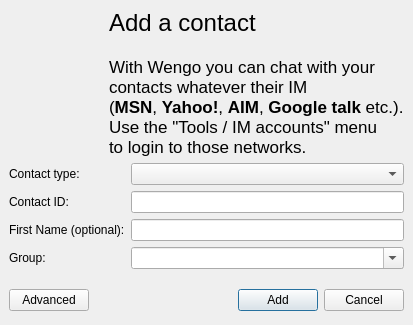
tkrotoff/WengoPhone, file wengophone/src/presentation/qt/imcontact/SimpleAddIMContact.ui: the form before one commit.
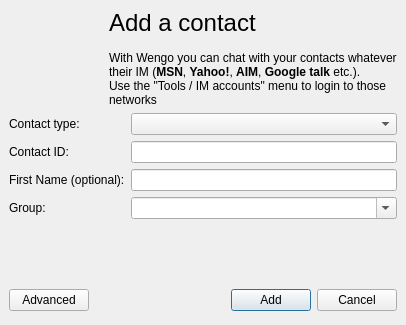
The form after the commit. Icons and pictures are not drawn.

Patch:
```diff
--- a/wengophone/src/presentation/qt/imcontact/SimpleAddIMContact.ui
+++ b/wengophone/src/presentation/qt/imcontact/SimpleAddIMContact.ui
@@ -436,7 +436,7 @@
       </palette>
      </property>
      <property name="text" >
-      <string>&lt;html>&lt;head>&lt;meta name="qrichtext" content="1" />&lt;/head>&lt;body style=" white-space: pre-wrap; font-family:Lucida Grande; font-size:13pt; font-weight:400; font-style:normal; text-decoration:none;">&lt;p style=" margin-top:0px; margin-bottom:0px; margin-left:0px; margin-right:0px; -qt-block-indent:0; text-indent:0px;">&lt;span style=" font-size:18pt;">Add a contact&lt;/span>&lt;br />&lt;br />With Wengo you can chat with your&lt;/p>&lt;p style=" margin-top:0px; margin-bottom:0px; margin-left:0px; margin-right:0px; -qt-block-indent:0; text-indent:0px;">contacts whatever their IM&lt;br />(&lt;span style=" font-weight:600;">MSN&lt;/span>, &lt;span style=" font-weight:600;">Yahoo!&lt;/span>, &lt;span style=" font-weight:600;">AIM&lt;/span>, &lt;span style=" font-weight:600;">Google talk&lt;/span> etc.).&lt;br />Use the "Tools / IM accounts" menu &lt;/p>&lt;p style=" margin-top:0px; margin-bottom:0px; margin-left:0px; margin-right:0px; -qt-block-indent:0; text-indent:0px;">to login to those networks.&lt;/p>&lt;/body>&lt;/html></string>
+      <string>&lt;span style="font-size:18pt;">Add a contact&lt;/span>&lt;br>&lt;br>&lt;span>With Wengo you can chat with your contacts whatever&lt;br>their IM (&lt;b>MSN&lt;/b>, &lt;b>Yahoo!&lt;/b>, &lt;b>AIM&lt;/b>, &lt;b>Google talk&lt;/b> etc.).&lt;br>Use the "Tools / IM accounts" menu to login to those&lt;br>networks&lt;/span></string>
      </property>
      <property name="indent" >
       <number>100</number>
```
